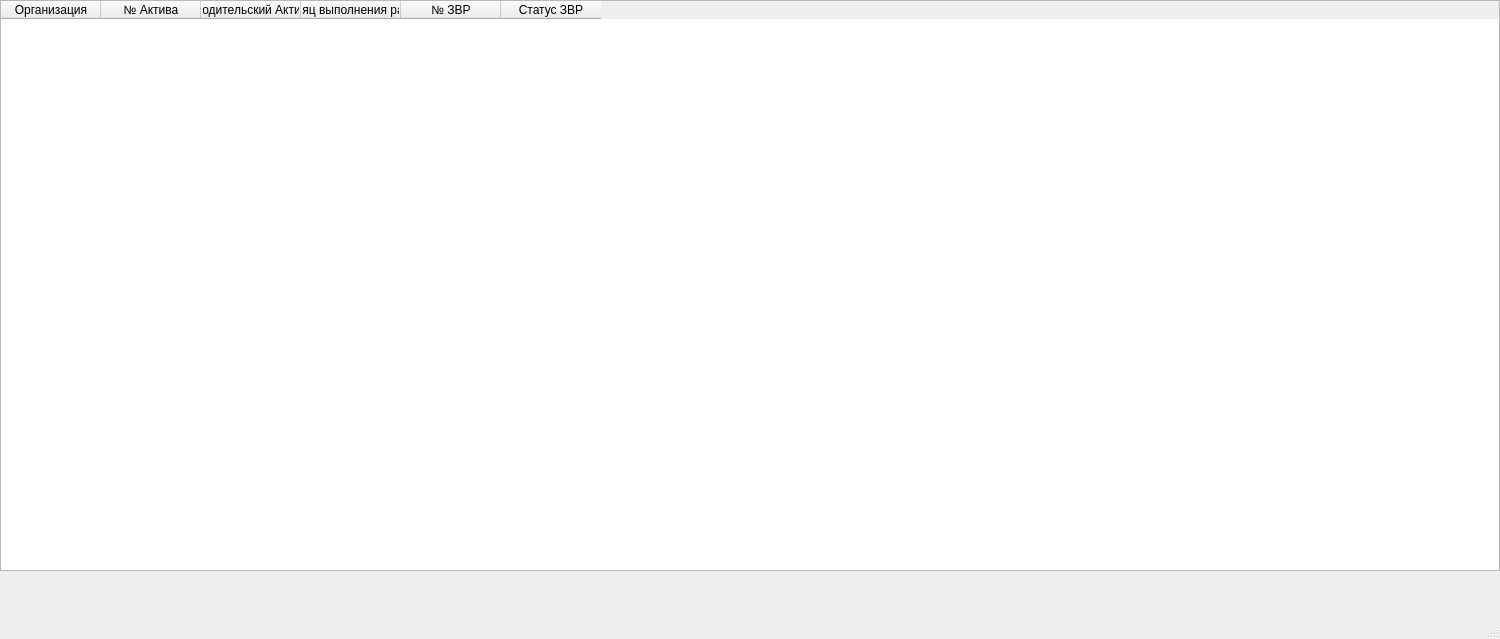
Old version of the form interface/Annual_volume_planning.ui in the repository Graf35/Planning-project.
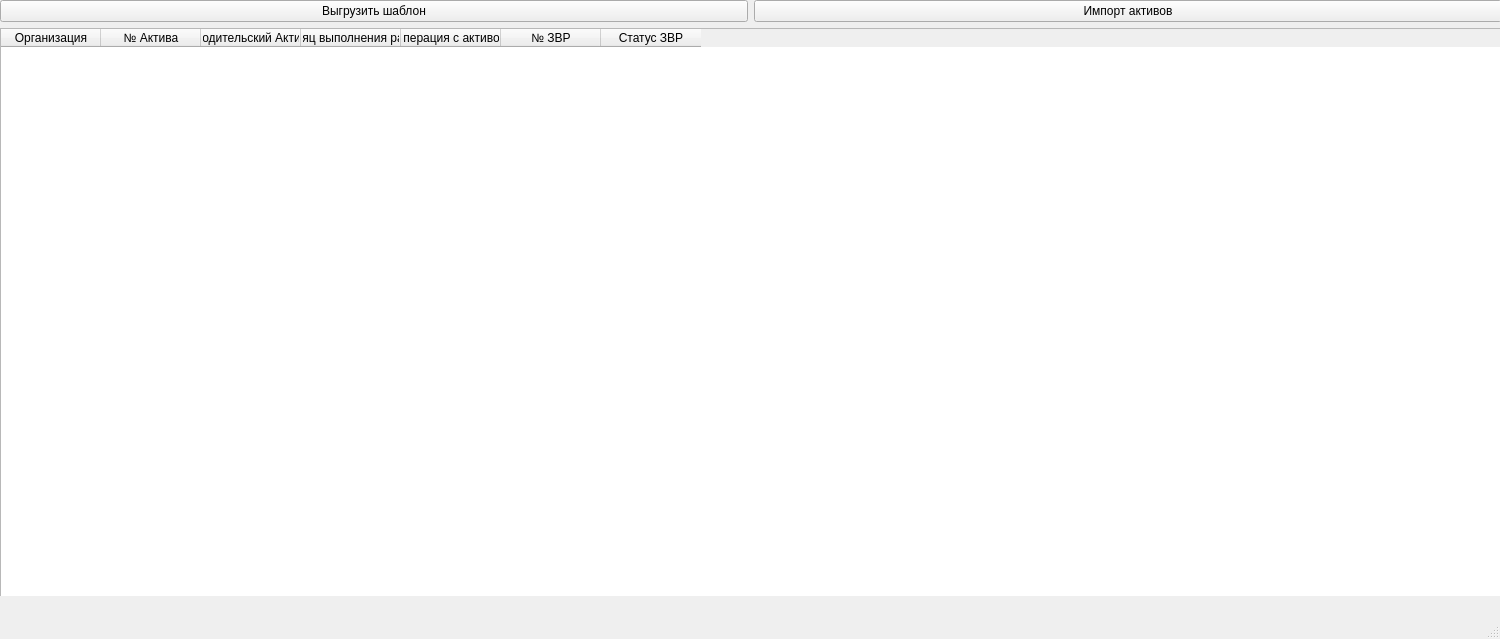
New version of the form.

Commit message: Добавлены кнопки выгрузки шаблона и импорта активов

```diff
--- a/interface/Annual_volume_planning.ui
+++ b/interface/Annual_volume_planning.ui
@@ -24,7 +24,7 @@
   </property>
   <property name="maximumSize">
    <size>
-    <width>449</width>
+    <width>1500</width>
     <height>639</height>
    </size>
   </property>
@@ -44,15 +44,36 @@
      <height>603</height>
     </size>
    </property>
-   <widget class="QTableWidget" name="tableWidget">
+   <widget class="QWidget" name="verticalLayoutWidget">
     <property name="geometry">
      <rect>
       <x>0</x>
       <y>0</y>
-      <width>1500</width>
-      <height>571</height>
+      <width>1502</width>
+      <height>596</height>
      </rect>
     </property>
+    <layout class="QVBoxLayout" name="verticalLayout">
+     <item>
+      <layout class="QHBoxLayout" name="horizontalLayout">
+       <item>
+        <widget class="QPushButton" name="pushButton">
+         <property name="text">
+          <string>Выгрузить шаблон</string>
+         </property>
+        </widget>
+       </item>
+       <item>
+        <widget class="QPushButton" name="pushButton_2">
+         <property name="text">
+          <string>Импорт активов</string>
+         </property>
+        </widget>
+       </item>
+      </layout>
+     </item>
+     <item>
+      <widget class="QTableWidget" name="tableWidget">
     <property name="sizePolicy">
      <sizepolicy hsizetype="Minimum" vsizetype="Expanding">
       <horstretch>0</horstretch>
@@ -69,7 +90,7 @@
      <enum>Qt::NoPen</enum>
     </property>
     <property name="columnCount">
-     <number>6</number>
+        <number>7</number>
     </property>
     <column>
      <property name="text">
@@ -91,6 +112,11 @@
       <string>Месяц выполнения работ</string>
      </property>
     </column>
+       <column>
+        <property name="text">
+         <string>Операция с активом</string>
+        </property>
+       </column>
     <column>
      <property name="text">
       <string>№ ЗВР</string>
@@ -101,6 +127,9 @@
       <string>Статус ЗВР</string>
      </property>
     </column>
+      </widget>
+     </item>
+    </layout>
    </widget>
   </widget>
   <widget class="QMenuBar" name="menubar">
```
Lines whose indentation alone changed are shown as unchanged. The commit also changes 1 other file.
